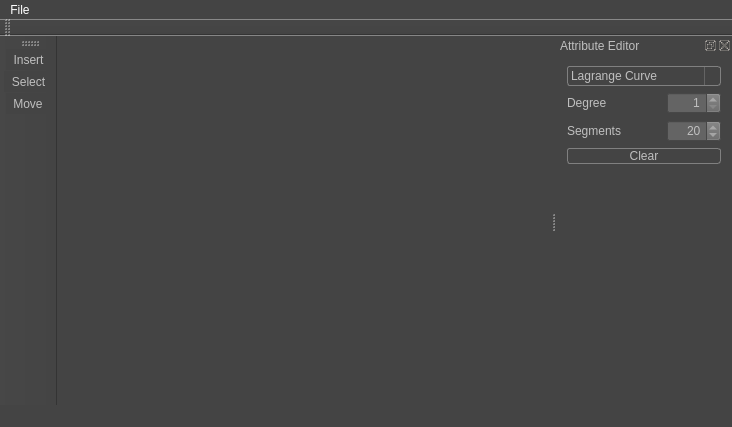
First picture: the form in visual_studio/A01_Curves/MainWindow.ui, repository ShenyaoKe/GeometricModeling, before the edit.
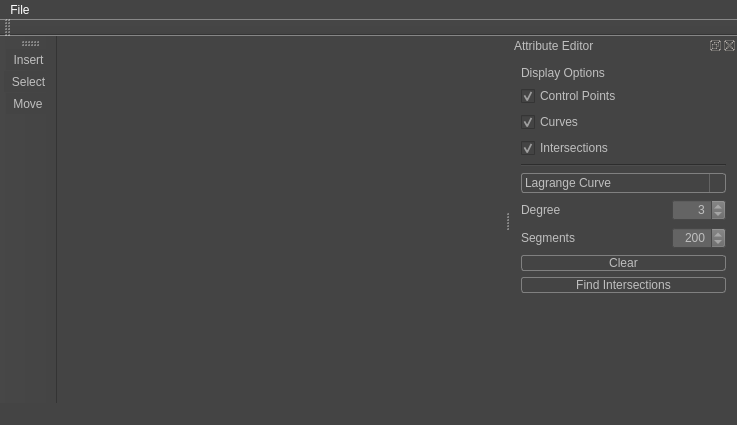
Second picture: the form after the edit. Icons and pictures are not drawn.

Commit message: intersection partly working.

The edit to the form file:
```diff
--- a/visual_studio/A01_Curves/MainWindow.ui
+++ b/visual_studio/A01_Curves/MainWindow.ui
@@ -6,8 +6,8 @@
    <rect>
     <x>0</x>
     <y>0</y>
-    <width>732</width>
-    <height>427</height>
+    <width>737</width>
+    <height>425</height>
    </rect>
   </property>
   <property name="windowTitle">
@@ -172,7 +172,7 @@
     <rect>
      <x>0</x>
      <y>0</y>
-     <width>732</width>
+     <width>737</width>
      <height>21</height>
     </rect>
    </property>
@@ -208,7 +208,7 @@
     <enum>TopToolBarArea</enum>
    </attribute>
    <attribute name="toolBarBreak">
-    <bool>true</bool>
+    <bool>false</bool>
    </attribute>
   </widget>
   <widget class="QDockWidget" name="attr_editor">
@@ -220,6 +220,54 @@
    </attribute>
    <widget class="QWidget" name="dockWidgetContents">
     <layout class="QVBoxLayout" name="verticalLayout">
+     <item>
+      <layout class="QVBoxLayout" name="verticalLayout_2">
+       <item>
+        <widget class="QLabel" name="label">
+         <property name="text">
+          <string>Display Options</string>
+         </property>
+        </widget>
+       </item>
+       <item>
+        <widget class="QCheckBox" name="disp_ctrl_pts">
+         <property name="text">
+          <string>Control Points</string>
+         </property>
+         <property name="checked">
+          <bool>true</bool>
+         </property>
+        </widget>
+       </item>
+       <item>
+        <widget class="QCheckBox" name="disp_curves">
+         <property name="text">
+          <string>Curves</string>
+         </property>
+         <property name="checked">
+          <bool>true</bool>
+         </property>
+        </widget>
+       </item>
+       <item>
+        <widget class="QCheckBox" name="disp_intersections">
+         <property name="text">
+          <string>Intersections</string>
+         </property>
+         <property name="checked">
+          <bool>true</bool>
+         </property>
+        </widget>
+       </item>
+      </layout>
+     </item>
+     <item>
+      <widget class="Line" name="line">
+       <property name="orientation">
+        <enum>Qt::Horizontal</enum>
+       </property>
+      </widget>
+     </item>
      <item>
       <widget class="QComboBox" name="curve_type">
        <property name="focusPolicy">
@@ -249,6 +297,32 @@
      </item>
      <item>
       <layout class="QGridLayout" name="gridLayout">
+       <item row="1" column="2">
+        <widget class="QSpinBox" name="seg_val">
+         <property name="alignment">
+          <set>Qt::AlignRight|Qt::AlignTrailing|Qt::AlignVCenter</set>
+         </property>
+         <property name="minimum">
+          <number>1</number>
+         </property>
+         <property name="maximum">
+          <number>9999</number>
+         </property>
+         <property name="singleStep">
+          <number>20</number>
+         </property>
+         <property name="value">
+          <number>200</number>
+         </property>
+        </widget>
+       </item>
+       <item row="1" column="0">
+        <widget class="QLabel" name="seg_label">
+         <property name="text">
+          <string>Segments</string>
+         </property>
+        </widget>
+       </item>
        <item row="0" column="0">
         <widget class="QLabel" name="degree_label">
          <property name="text">
@@ -267,6 +341,9 @@
          <property name="maximum">
           <number>8</number>
          </property>
+         <property name="value">
+          <number>3</number>
+         </property>
         </widget>
        </item>
        <item row="0" column="1">
@@ -282,29 +359,6 @@
          </property>
         </spacer>
        </item>
-       <item row="1" column="0">
-        <widget class="QLabel" name="seg_label">
-         <property name="text">
-          <string>Segments</string>
-         </property>
-        </widget>
-       </item>
-       <item row="1" column="2">
-        <widget class="QSpinBox" name="seg_val">
-         <property name="alignment">
-          <set>Qt::AlignRight|Qt::AlignTrailing|Qt::AlignVCenter</set>
-         </property>
-         <property name="minimum">
-          <number>1</number>
-         </property>
-         <property name="maximum">
-          <number>9999</number>
-         </property>
-         <property name="value">
-          <number>20</number>
-         </property>
-        </widget>
-       </item>
       </layout>
      </item>
      <item>
@@ -315,16 +369,22 @@
       </widget>
      </item>
      <item>
+      <widget class="QPushButton" name="intersection_button">
+       <property name="text">
+        <string>Find Intersections</string>
+       </property>
+      </widget>
+     </item>
+     <item>
+      <layout class="QVBoxLayout" name="verticalLayout_4">
+       <item>
       <spacer name="horizontalSpacer">
        <property name="orientation">
         <enum>Qt::Horizontal</enum>
        </property>
-       <property name="sizeType">
-        <enum>QSizePolicy::MinimumExpanding</enum>
-       </property>
        <property name="sizeHint" stdset="0">
         <size>
-         <width>106</width>
+           <width>40</width>
          <height>20</height>
         </size>
        </property>
@@ -337,11 +397,13 @@
        </property>
        <property name="sizeHint" stdset="0">
         <size>
-         <width>20</width>
-         <height>40</height>
+           <width>205</width>
+           <height>108</height>
         </size>
        </property>
       </spacer>
+       </item>
+      </layout>
      </item>
     </layout>
    </widget>
```
Lines whose indentation alone changed are shown as unchanged. The commit also changes 7 other files.
